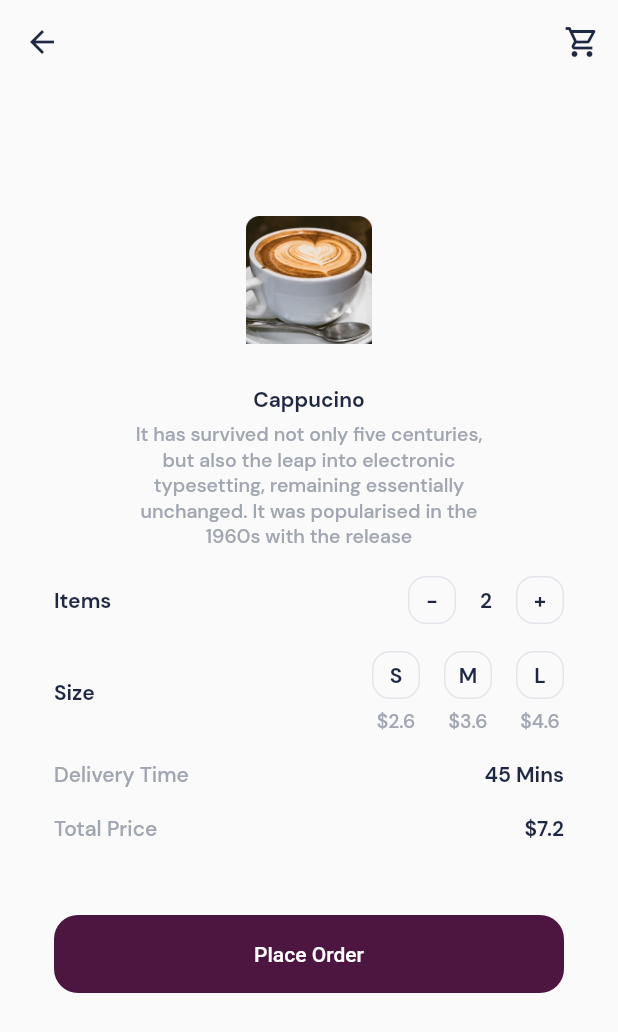
After one commit to asrafilll/art-of-ui-slicing, a Flutter app: the DetailProductPage screen opened directly, on a phone screen of 412 x 824 dp. The commit adds this screen. Shown: the top 1032 px of the screen. Run offline on Flutter 3.47's test engine with Material 2 defaults, Android fonts, the phone set to English and light mode, and no system bars.

Commit message:
all warungcoffee UI done

```diff
--- /dev/null
+++ b/lib/warung_coffee/components/detail_order_product_button.dart
@@ -0,0 +1,33 @@
+import 'package:flutter/material.dart';
+
+class DetailOrderProductButton extends StatelessWidget {
+  const DetailOrderProductButton({
+    super.key,
+    required this.text,
+  });
+
+  final String text;
+  @override
+  Widget build(BuildContext context) {
+    return Container(
+      width: 32,
+      height: 32,
+      decoration: BoxDecoration(
+        border: Border.all(
+          color: const Color(0XFFE2E6EB),
+        ),
+        borderRadius: BorderRadius.circular(12),
+      ),
+      child: Center(
+        child: Text(
+          text,
+          style: const TextStyle(
+            fontFamily: 'DM',
+            color: Color(0XFF1E2843),
+            fontWeight: FontWeight.bold,
+          ),
+        ),
+      ),
+    );
+  }
+}
--- /dev/null
+++ b/lib/warung_coffee/components/item_amout_order.dart
@@ -0,0 +1,40 @@
+import 'package:art_of_slicing/warung_coffee/components/detail_order_product_button.dart';
+import 'package:flutter/material.dart';
+
+class ItemAmountOrder extends StatelessWidget {
+  const ItemAmountOrder({super.key});
+
+  @override
+  Widget build(BuildContext context) {
+    return Row(
+      mainAxisAlignment: MainAxisAlignment.spaceBetween,
+      children: [
+        const Text(
+          'Items',
+          style: TextStyle(
+            fontFamily: 'DM',
+            color: Color(0XFF1E2843),
+            fontWeight: FontWeight.bold,
+          ),
+        ),
+        Row(
+          children: const [
+            DetailOrderProductButton(text: '-'),
+            Padding(
+              padding: EdgeInsets.symmetric(horizontal: 16),
+              child: Text(
+                '2',
+                style: TextStyle(
+                  fontFamily: 'DM',
+                  color: Color(0XFF1E2843),
+                  fontWeight: FontWeight.bold,
+                ),
+              ),
+            ),
+            DetailOrderProductButton(text: '+'),
+          ],
+        ),
+      ],
+    );
+  }
+}
--- a/lib/warung_coffee/components/product_card.dart
+++ b/lib/warung_coffee/components/product_card.dart
@@ -1,3 +1,4 @@
+import 'package:art_of_slicing/warung_coffee/pages/detail_product_page.dart';
 import 'package:flutter/material.dart';
 
 class ProductCard extends StatelessWidget {
@@ -14,7 +15,16 @@
 
   @override
   Widget build(BuildContext context) {
-    return Container(
+    return InkWell(
+      onTap: () {
+        Navigator.push(
+          context,
+          MaterialPageRoute(
+            builder: (context) => const DetailProductPage(),
+          ),
+        );
+      },
+      child: Container(
         height: 220,
         width: 145,
         decoration: BoxDecoration(
@@ -80,6 +90,7 @@
             ),
           ],
         ),
+      ),
     );
   }
 }
--- /dev/null
+++ b/lib/warung_coffee/components/product_detail_hero.dart
@@ -0,0 +1,45 @@
+import 'package:flutter/material.dart';
+
+class ProductDetailHero extends StatelessWidget {
+  const ProductDetailHero({super.key});
+
+  @override
+  Widget build(BuildContext context) {
+    return Column(
+      children: [
+        Container(
+          width: 85,
+          height: 85,
+          decoration: const BoxDecoration(
+            image: DecorationImage(
+              image: AssetImage('assets/warung_coffee/cappucino.png'),
+            ),
+          ),
+        ),
+        const SizedBox(height: 28),
+        const Text(
+          'Cappucino',
+          style: TextStyle(
+            fontFamily: 'DM',
+            color: Color(0XFF1E2843),
+            fontWeight: FontWeight.bold,
+          ),
+        ),
+        const SizedBox(height: 6),
+        const SizedBox(
+          width: 245,
+          child: Text(
+            'It has survived not only five centuries, but also the leap into electronic typesetting, remaining essentially unchanged. It was popularised in the 1960s with the release',
+            style: TextStyle(
+              fontFamily: 'DM',
+              fontSize: 13,
+              fontWeight: FontWeight.w500,
+              color: Color(0XFFA1A6B3),
+            ),
+            textAlign: TextAlign.center,
+          ),
+        ),
+      ],
+    );
+  }
+}
--- /dev/null
+++ b/lib/warung_coffee/components/size_order_widget.dart
@@ -0,0 +1,75 @@
+import 'package:art_of_slicing/warung_coffee/components/detail_order_product_button.dart';
+import 'package:flutter/material.dart';
+
+class SizeOrderWidget extends StatelessWidget {
+  const SizeOrderWidget({super.key});
+
+  @override
+  Widget build(BuildContext context) {
+    return Row(
+      mainAxisAlignment: MainAxisAlignment.spaceBetween,
+      crossAxisAlignment: CrossAxisAlignment.center,
+      children: [
+        const Text(
+          'Size',
+          style: TextStyle(
+            fontFamily: 'DM',
+            color: Color(0XFF1E2843),
+            fontWeight: FontWeight.bold,
+          ),
+        ),
+        Row(
+          children: [
+            Column(
+              children: const [
+                DetailOrderProductButton(text: 'S'),
+                SizedBox(height: 6),
+                Text(
+                  '\$2.6',
+                  style: TextStyle(
+                    fontFamily: 'DM',
+                    fontSize: 13,
+                    fontWeight: FontWeight.w500,
+                    color: Color(0XFFA1A6B3),
+                  ),
+                )
+              ],
+            ),
+            const SizedBox(width: 16),
+            Column(
+              children: const [
+                DetailOrderProductButton(text: 'M'),
+                SizedBox(height: 6),
+                Text(
+                  '\$3.6',
+                  style: TextStyle(
+                    fontFamily: 'DM',
+                    fontSize: 13,
+                    fontWeight: FontWeight.w500,
+                    color: Color(0XFFA1A6B3),
+                  ),
+                )
+              ],
+            ),
+            const SizedBox(width: 16),
+            Column(
+              children: const [
+                DetailOrderProductButton(text: 'L'),
+                SizedBox(height: 6),
+                Text(
+                  '\$4.6',
+                  style: TextStyle(
+                    fontFamily: 'DM',
+                    fontSize: 13,
+                    fontWeight: FontWeight.w500,
+                    color: Color(0XFFA1A6B3),
+                  ),
+                )
+              ],
+            ),
+          ],
+        )
+      ],
+    );
+  }
+}
--- /dev/null
+++ b/lib/warung_coffee/pages/detail_product_page.dart
@@ -0,0 +1,101 @@
+import 'package:art_of_slicing/warung_coffee/components/item_amout_order.dart';
+import 'package:art_of_slicing/warung_coffee/components/primary_button.dart';
+import 'package:art_of_slicing/warung_coffee/components/product_detail_hero.dart';
+import 'package:art_of_slicing/warung_coffee/components/size_order_widget.dart';
+import 'package:flutter/material.dart';
+import 'package:flutter/services.dart';
+
+class DetailProductPage extends StatelessWidget {
+  const DetailProductPage({super.key});
+
+  @override
+  Widget build(BuildContext context) {
+    return Scaffold(
+      appBar: AppBar(
+        systemOverlayStyle: SystemUiOverlayStyle.dark,
+        elevation: 0,
+        backgroundColor: Colors.transparent,
+        foregroundColor: const Color(0XFF1E2843),
+        actions: [
+          IconButton(
+            onPressed: () {},
+            icon: const Icon(
+              Icons.shopping_cart_outlined,
+              color: Color(0XFF1E2843),
+            ),
+          )
+        ],
+      ),
+      body: Padding(
+        padding: const EdgeInsets.symmetric(
+          horizontal: 36,
+          vertical: 88,
+        ),
+        child: SingleChildScrollView(
+          child: Center(
+            child: Column(
+              children: [
+                const ProductDetailHero(),
+                const SizedBox(height: 18),
+                const ItemAmountOrder(),
+                const SizedBox(height: 18),
+                const SizeOrderWidget(),
+                const SizedBox(height: 18),
+                Row(
+                  mainAxisAlignment: MainAxisAlignment.spaceBetween,
+                  children: const [
+                    Text(
+                      'Delivery Time',
+                      style: TextStyle(
+                        fontFamily: 'DM',
+                        fontSize: 14,
+                        fontWeight: FontWeight.w500,
+                        color: Color(0XFFA1A6B3),
+                      ),
+                    ),
+                    Text(
+                      '45 Mins',
+                      style: TextStyle(
+                        fontFamily: 'DM',
+                        color: Color(0XFF1E2843),
+                        fontWeight: FontWeight.bold,
+                      ),
+                    ),
+                  ],
+                ),
+                const SizedBox(height: 18),
+                Row(
+                  mainAxisAlignment: MainAxisAlignment.spaceBetween,
+                  children: const [
+                    Text(
+                      'Total Price',
+                      style: TextStyle(
+                        fontFamily: 'DM',
+                        fontSize: 14,
+                        fontWeight: FontWeight.w500,
+                        color: Color(0XFFA1A6B3),
+                      ),
+                    ),
+                    Text(
+                      '\$7.2',
+                      style: TextStyle(
+                        fontFamily: 'DM',
+                        color: Color(0XFF1E2843),
+                        fontWeight: FontWeight.bold,
+                      ),
+                    ),
+                  ],
+                ),
+                const SizedBox(height: 49),
+                WCPrimaryButton(
+                  title: 'Place Order',
+                  onPressed: () {},
+                ),
+              ],
+            ),
+          ),
+        ),
+      ),
+    );
+  }
+}
```
Lines whose indentation alone changed are shown as unchanged.
